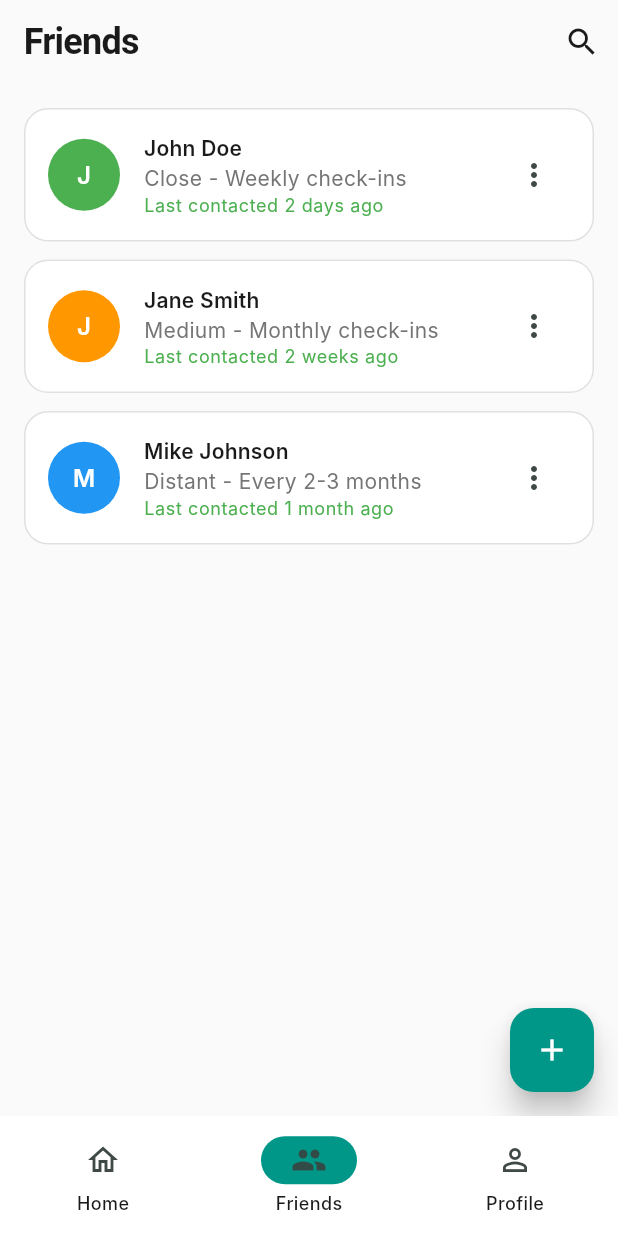
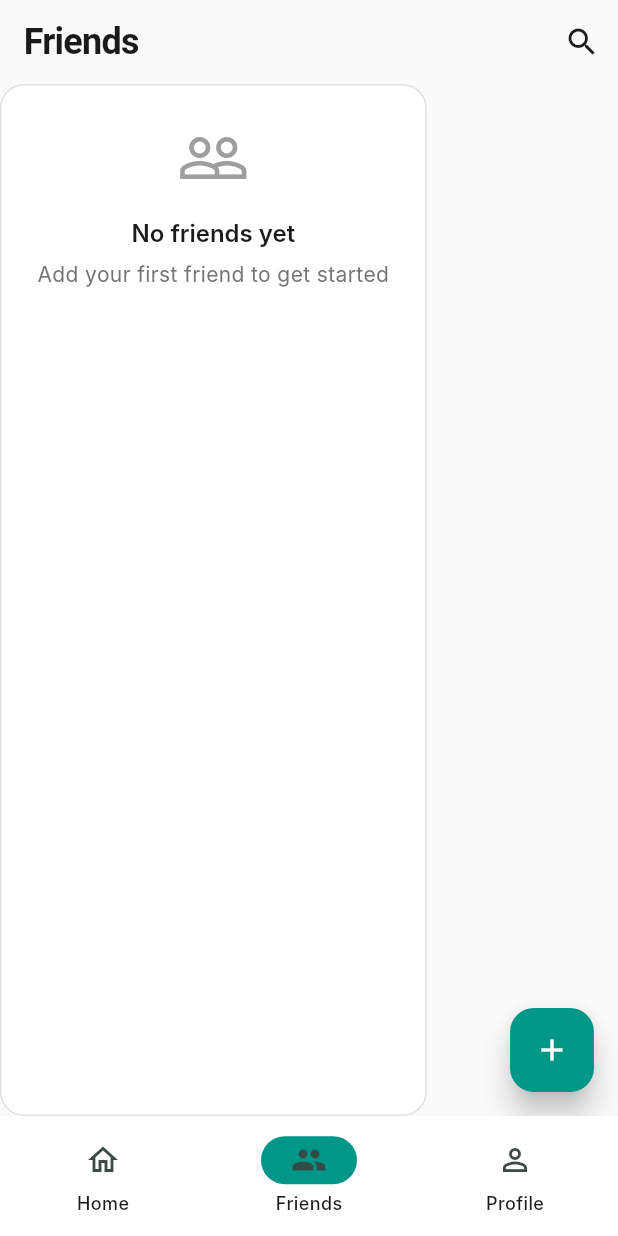
Before and after one commit to varununayak/keepintouch, a Flutter app: the screen it shows after launch, item 2 of the bottom bar chosen, on a phone screen of 412 x 824 dp. Run offline on Flutter 3.47's test engine with Material 3 defaults, Android fonts, the phone set to English and light mode, and no system bars; our stand-ins replace google_sign_in, hive, hive_flutter; missing offline and left inert: android_intent_plus, googleapis; accounts and stored records are empty; Roboto replaces fonts that are missing (Inter).

Commit message:
Implement data persistence with Hive
- Add Hive database integration for local storage
- Update Friend model with Hive annotations and copyWith method
- Create DataService for CRUD operations on friends data
- Generate Hive adapters for Friend and ClosenessTier
- Integrate persistence into main app with automatic save/load
- Add debug interface for database inspection
- Remove hardcoded friends list, now loads from storage
- Friends data persists across app sessions
- Add proper cleanup in dispose method

Tested and verified: Database stores friend names, notes, and metadata correctly.

```diff
--- a/lib/main.dart
+++ b/lib/main.dart
@@ -3,13 +3,19 @@
 import 'screens/add_edit_friend_screen.dart';
 import 'package:google_sign_in/google_sign_in.dart';
 import 'services/calendar_service.dart';
+import 'services/data_service.dart';
 import 'package:url_launcher/url_launcher.dart';
 import 'package:intl/intl.dart';
 import 'package:googleapis/calendar/v3.dart' as calendar;
 import 'dart:io' show Platform;
 import 'package:android_intent_plus/android_intent.dart';
 
-void main() {
+void main() async {
+  WidgetsFlutterBinding.ensureInitialized();
+
+  // Initialize Hive for data persistence
+  await DataService.initialize();
+
   runApp(const MyApp());
 }
 
@@ -178,29 +184,7 @@
 
 class _MainScreenState extends State<MainScreen> {
   int _selectedIndex = 0;
-  final List<Friend> _friends = [
-    Friend(
-      id: '1',
-      name: 'John Doe',
-      closenessTier: ClosenessTier.close,
-      notes: 'College roommate',
-      lastContacted: DateTime.now().subtract(const Duration(days: 2)),
-    ),
-    Friend(
-      id: '2',
-      name: 'Jane Smith',
-      closenessTier: ClosenessTier.medium,
-      notes: 'Work colleague',
-      lastContacted: DateTime.now().subtract(const Duration(days: 15)),
-    ),
-    Friend(
-      id: '3',
-      name: 'Mike Johnson',
-      closenessTier: ClosenessTier.distant,
-      notes: 'High school friend',
-      lastContacted: DateTime.now().subtract(const Duration(days: 45)),
-    ),
-  ];
+  List<Friend> _friends = [];
 
   final GoogleSignIn _googleSignIn = GoogleSignIn(
     scopes: [
@@ -216,6 +200,7 @@
   @override
   void initState() {
     super.initState();
+    _loadFriends();
     _googleSignIn.onCurrentUserChanged.listen((GoogleSignInAccount? account) {
       setState(() {
         _currentUser = account;
@@ -230,6 +215,12 @@
       }
     });
     _googleSignIn.signInSilently();
+  }
+
+  void _loadFriends() {
+    setState(() {
+      _friends = DataService.getAllFriends();
+    });
   }
 
   Future<void> _fetchUpcomingCirclesEvents() async {
@@ -874,6 +865,20 @@
             ),
           ),
           const SizedBox(height: 16),
+          // Debug section
+          Card(
+            child: Column(
+              children: [
+                ListTile(
+                  leading: const Icon(Icons.bug_report),
+                  title: const Text('Debug Info'),
+                  subtitle: Text('${_friends.length} friends stored'),
+                  onTap: () => _showDebugInfo(),
+                ),
+              ],
+            ),
+          ),
+          const SizedBox(height: 16),
           if (_currentUser != null)
             Card(
               child: ListTile(
@@ -980,6 +985,7 @@
       ),
     );
     if (newFriend != null) {
+      await DataService.addFriend(newFriend);
       setState(() {
         _friends.add(newFriend);
       });
@@ -995,6 +1001,7 @@
     );
     if (result is Friend) {
       final oldTier = friend.closenessTier;
+      await DataService.updateFriend(result);
       setState(() {
         final idx = _friends.indexWhere((f) => f.id == result.id);
         if (idx != -1) {
@@ -1005,6 +1012,7 @@
         await _maybeCreateCalendarEvent(result);
       }
     } else if (result is Map && result['delete'] == true && result['id'] != null) {
+      await DataService.deleteFriend(result['id']);
       setState(() {
         _friends.removeWhere((f) => f.id == result['id']);
       });
@@ -1021,6 +1029,54 @@
 
   Future<void> _handleSignOut() async {
     await _googleSignIn.disconnect();
+  }
+
+  void _showDebugInfo() {
+    showDialog(
+      context: context,
+      builder: (context) => AlertDialog(
+        title: const Text('Database Debug Info'),
+        content: SingleChildScrollView(
+          child: Column(
+            crossAxisAlignment: CrossAxisAlignment.start,
+            mainAxisSize: MainAxisSize.min,
+            children: [
+              Text('Total Friends: ${_friends.length}'),
+              const SizedBox(height: 16),
+              if (_friends.isNotEmpty) ...[
+                const Text('Friends in Database:', style: TextStyle(fontWeight: FontWeight.bold)),
+                const SizedBox(height: 8),
+                ..._friends.map((friend) => Padding(
+                  padding: const EdgeInsets.only(bottom: 8),
+                  child: Column(
+                    crossAxisAlignment: CrossAxisAlignment.start,
+                    children: [
+                      Text('• ${friend.name} (${friend.closenessTier.name})'),
+                      if (friend.notes != null) Text('  Notes: ${friend.notes}'),
+                      if (friend.lastContacted != null)
+                        Text('  Last Contact: ${DateFormat('MMM d, y').format(friend.lastContacted!)}'),
+                    ],
+                  ),
+                )),
+              ] else
+                const Text('No friends in database'),
+            ],
+          ),
+        ),
+        actions: [
+          TextButton(
+            onPressed: () => Navigator.of(context).pop(),
+            child: const Text('Close'),
+          ),
+        ],
+      ),
+    );
+  }
+
+  @override
+  void dispose() {
+    DataService.close();
+    super.dispose();
   }
 
   Future<void> _openGoogleCalendar() async {
--- a/lib/models/friend.dart
+++ b/lib/models/friend.dart
@@ -1,14 +1,32 @@
+import 'package:hive/hive.dart';
+
+part 'friend.g.dart';
+
+@HiveType(typeId: 0)
 enum ClosenessTier {
+  @HiveField(0)
   close,
+  @HiveField(1)
   medium,
+  @HiveField(2)
   distant,
 }
 
-class Friend {
+@HiveType(typeId: 1)
+class Friend extends HiveObject {
+  @HiveField(0)
   final String id;
+
+  @HiveField(1)
   final String name;
+
+  @HiveField(2)
   final ClosenessTier closenessTier;
+
+  @HiveField(3)
   final String? notes;
+
+  @HiveField(4)
   final DateTime? lastContacted;
 
   Friend({
@@ -18,4 +36,21 @@ class Friend {
     this.notes,
     this.lastContacted,
   });
+
+  // Copy method for updating friends
+  Friend copyWith({
+    String? id,
+    String? name,
+    ClosenessTier? closenessTier,
+    String? notes,
+    DateTime? lastContacted,
+  }) {
+    return Friend(
+      id: id ?? this.id,
+      name: name ?? this.name,
+      closenessTier: closenessTier ?? this.closenessTier,
+      notes: notes ?? this.notes,
+      lastContacted: lastContacted ?? this.lastContacted,
+    );
+  }
 }
--- /dev/null
+++ b/lib/services/data_service.dart
@@ -0,0 +1,44 @@
+import 'package:hive_flutter/hive_flutter.dart';
+import '../models/friend.dart';
+
+class DataService {
+  static const String _friendsBoxName = 'friends';
+  static Box<Friend>? _friendsBox;
+
+  static Future<void> initialize() async {
+    await Hive.initFlutter();
+
+    // Register adapters
+    Hive.registerAdapter(ClosenessTierAdapter());
+    Hive.registerAdapter(FriendAdapter());
+
+    // Open boxes
+    _friendsBox = await Hive.openBox<Friend>(_friendsBoxName);
+  }
+
+  // Friends CRUD operations
+  static List<Friend> getAllFriends() {
+    return _friendsBox?.values.toList() ?? [];
+  }
+
+  static Future<void> addFriend(Friend friend) async {
+    await _friendsBox?.put(friend.id, friend);
+  }
+
+  static Future<void> updateFriend(Friend friend) async {
+    await _friendsBox?.put(friend.id, friend);
+  }
+
+  static Future<void> deleteFriend(String id) async {
+    await _friendsBox?.delete(id);
+  }
+
+  static Future<void> clearAllFriends() async {
+    await _friendsBox?.clear();
+  }
+
+  // Close boxes when app is done
+  static Future<void> close() async {
+    await _friendsBox?.close();
+  }
+}
--- a/pubspec.yaml
+++ b/pubspec.yaml
@@ -39,11 +39,15 @@ dependencies:
   url_launcher: ^6.2.6
   intl: ^0.20.2
   android_intent_plus: ^4.0.3
+  hive: ^2.2.3
+  hive_flutter: ^1.1.0
 
 dev_dependencies:
   flutter_test:
     sdk: flutter
   flutter_launcher_icons: ^0.13.1
+  hive_generator: ^2.0.1
+  build_runner: ^2.4.8
 
   # The "flutter_lints" package below contains a set of recommended lints to
   # encourage good coding practices. The lint set provided by the package is
```
Also changed, not shown: lib/models/friend.g.dart (added), pubspec.lock.
